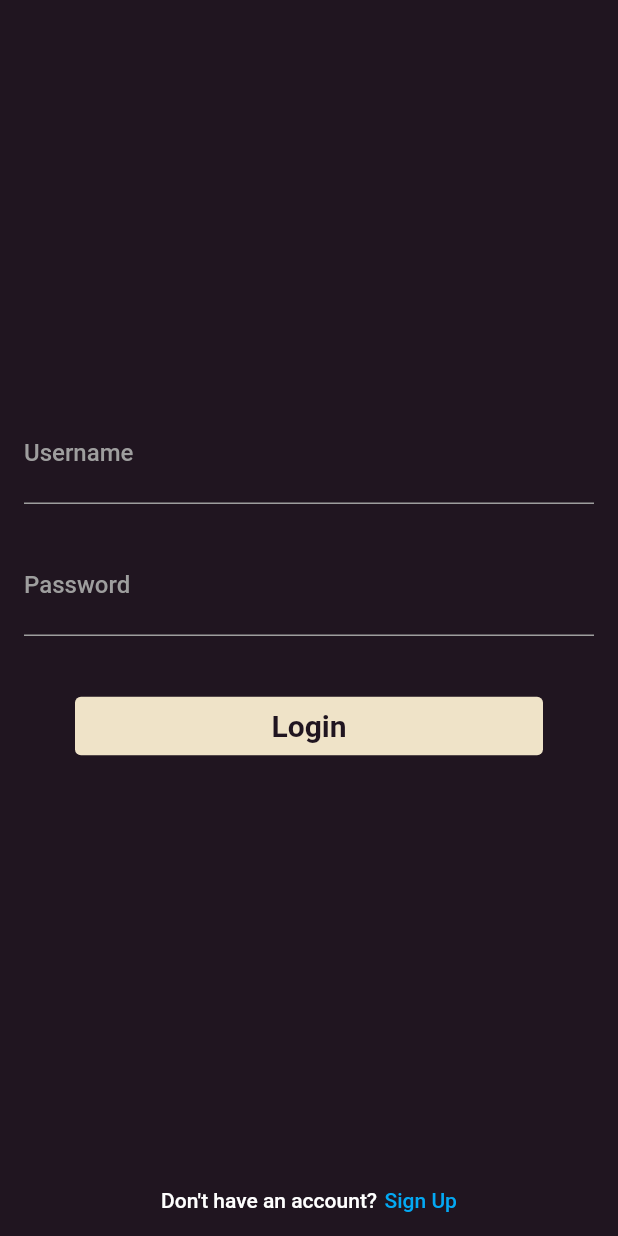
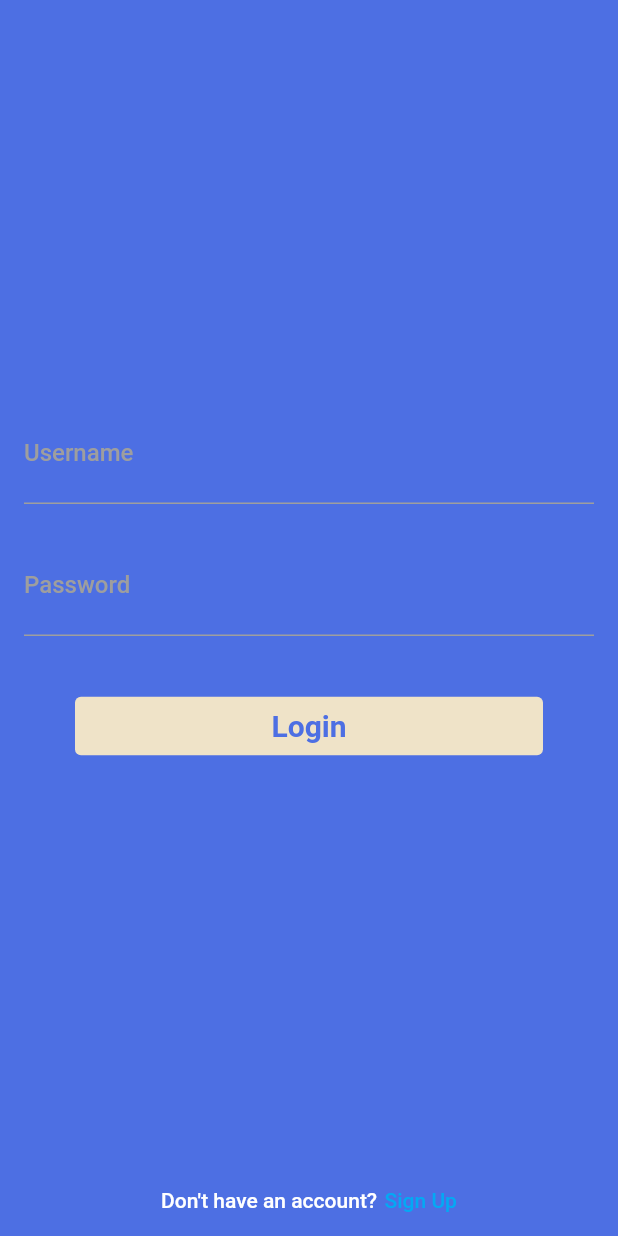
Before and after one commit to Liga1020/finalproject_pmoif20a, a Flutter app: the screen it shows after launch, on a phone screen of 412 x 824 dp. Run offline on Flutter 3.47's test engine with Material 2 defaults, Android fonts, the phone set to English and light mode, and no system bars; our stand-ins replace carousel_slider, get, google_fonts, image_picker; missing offline and left inert: firebase_core_web, image_picker_for_web; accounts and stored records are empty; Roboto replaces fonts that are missing (Rosarivo).

Commit message:
edit themes,logo

```diff
--- a/lib/themes/themes.dart
+++ b/lib/themes/themes.dart
@@ -1,7 +1,7 @@
 import 'package:flutter/material.dart';
 import 'package:google_fonts/google_fonts.dart';
 
-Color bgColor = Color(0xff201520);
+Color bgColor = Color(0xff4d6fe3);
 Color bgNavColor = Color(0xff22151F);
 Color primaryColor = Color(0xffEFE3C8);
 Color secondaryColor = Color(0xff38232A);
```
Also changed, not shown: assets/image_logo.png.
